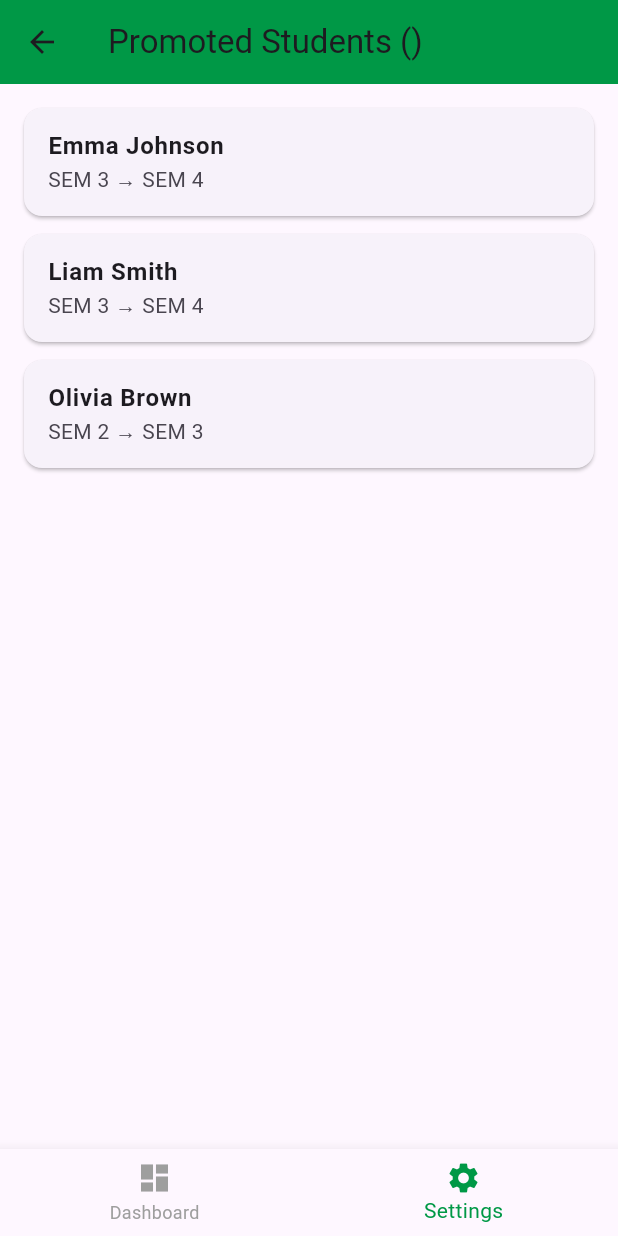
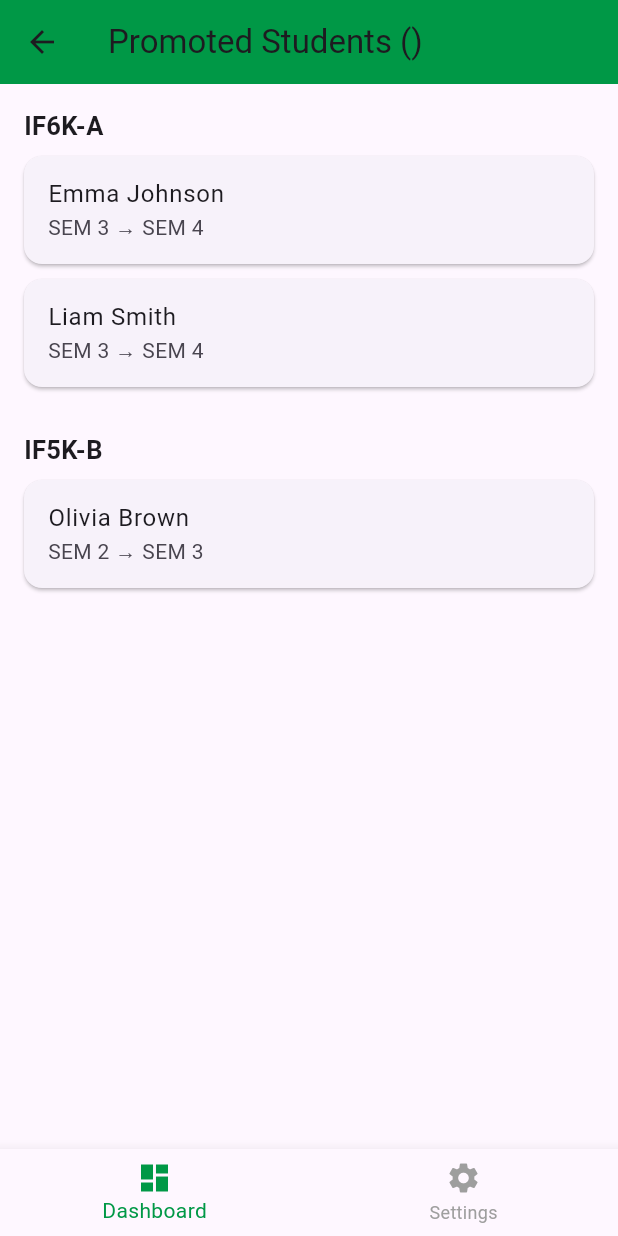
Before and after one commit to shraddhashelar18/vsmart_project, a Flutter app: the HodPromoted screen opened directly with empty values, on a phone screen of 412 x 824 dp. Run offline on Flutter 3.47's test engine with Material 3 defaults, Android fonts, the phone set to English and light mode, and no system bars.

Commit message:
53th commit

```diff
--- a/lib/screens/hod/hod_promoted_list.dart
+++ b/lib/screens/hod/hod_promoted_list.dart
@@ -8,6 +8,17 @@ class HodPromoted extends StatelessWidget {
 
   static const green = Color(0xFF009846);
 
+  // ---- Temporary Class-wise Mock Data ----
+  final Map<String, List<Map<String, String>>> promotedData = const {
+    "IF6K-A": [
+      {"name": "Emma Johnson", "from": "SEM 3", "to": "SEM 4"},
+      {"name": "Liam Smith", "from": "SEM 3", "to": "SEM 4"},
+    ],
+    "IF5K-B": [
+      {"name": "Olivia Brown", "from": "SEM 2", "to": "SEM 3"},
+    ],
+  };
+
   @override
   Widget build(BuildContext context) {
     return Scaffold(
@@ -17,35 +28,38 @@ class HodPromoted extends StatelessWidget {
         title: Text("Promoted Students ($department)"),
       ),
       bottomNavigationBar: HodBottomNav(
-        currentIndex: 1,
+        currentIndex: 0,
         department: department,
       ),
       body: Padding(
         padding: const EdgeInsets.all(16),
         child: ListView(
-          children: const [
-            _Entry(name: "Emma Johnson", from: "SEM 3", to: "SEM 4"),
-            _Entry(name: "Liam Smith", from: "SEM 3", to: "SEM 4"),
-            _Entry(name: "Olivia Brown", from: "SEM 2", to: "SEM 3"),
-          ],
+          children: promotedData.entries.map((entry) {
+            final className = entry.key;
+            final students = entry.value;
+
+            return Column(
+              crossAxisAlignment: CrossAxisAlignment.start,
+              children: [
+                Text(
+                  className,
+                  style: const TextStyle(
+                      fontWeight: FontWeight.w700, fontSize: 17),
+                ),
+                const SizedBox(height: 8),
+                ...students.map((s) => Card(
+                      margin: const EdgeInsets.only(bottom: 10),
+                      child: ListTile(
+                        title: Text(s["name"]!),
+                        subtitle: Text("${s["from"]} → ${s["to"]}"),
+                      ),
+                    )),
+                const SizedBox(height: 20),
+              ],
+            );
+          }).toList(),
         ),
       ),
     );
   }
 }
-
-class _Entry extends StatelessWidget {
-  final String name, from, to;
-  const _Entry({required this.name, required this.from, required this.to});
-
-  @override
-  Widget build(BuildContext context) {
-    return Card(
-      margin: const EdgeInsets.only(bottom: 12),
-      child: ListTile(
-        title: Text(name, style: const TextStyle(fontWeight: FontWeight.w600)),
-        subtitle: Text("$from → $to"),
-      ),
-    );
-  }
-}
```
